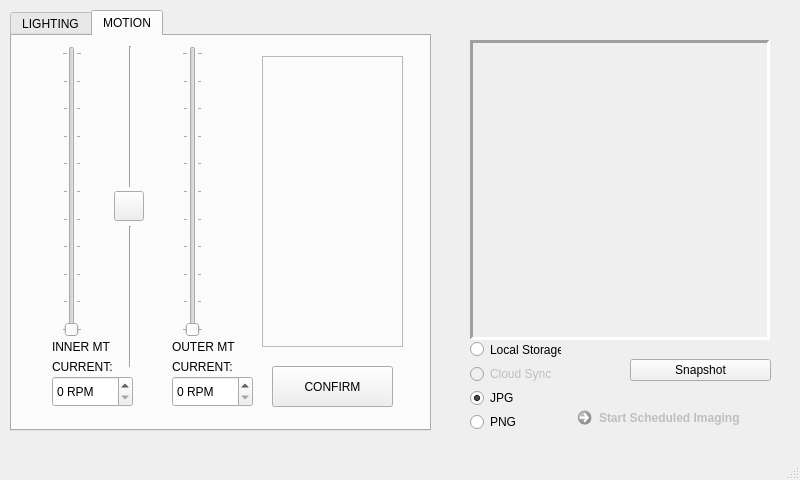
Old version of the form _ui/Clinostat.ui in the repository CoSE-Jerry/3D-Clinostat.
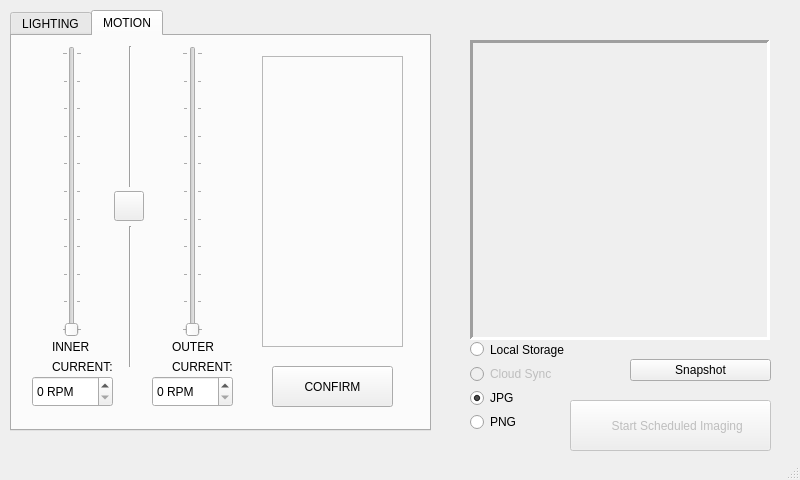
New version of the form. The open tabs and pages were chosen to show the change. Icons and pictures are not drawn.

```diff
--- a/_ui/Clinostat.ui
+++ b/_ui/Clinostat.ui
@@ -511,7 +511,7 @@
      <widget class="QSpinBox" name="spinBox">
       <property name="geometry">
        <rect>
-        <x>40</x>
+        <x>20</x>
         <y>340</y>
         <width>81</width>
         <height>31</height>
@@ -524,7 +524,7 @@
      <widget class="QSpinBox" name="spinBox_2">
       <property name="geometry">
        <rect>
-        <x>160</x>
+        <x>140</x>
         <y>340</y>
         <width>81</width>
         <height>31</height>
@@ -544,7 +544,7 @@
        </rect>
       </property>
       <property name="text">
-       <string>OUTER MT</string>
+       <string>OUTER</string>
       </property>
      </widget>
      <widget class="QLabel" name="label_4">
@@ -557,7 +557,7 @@
        </rect>
       </property>
       <property name="text">
-       <string>INNER MT</string>
+       <string>INNER</string>
       </property>
      </widget>
      <widget class="Line" name="line">
@@ -632,7 +632,7 @@
      <rect>
       <x>470</x>
       <y>340</y>
-      <width>91</width>
+      <width>131</width>
       <height>91</height>
      </rect>
     </property>
@@ -676,7 +676,7 @@
      </item>
     </layout>
    </widget>
-   <widget class="QCommandLinkButton" name="Start_Schedule">
+   <widget class="QPushButton" name="Start_Schedule">
     <property name="enabled">
      <bool>false</bool>
     </property>
@@ -692,7 +692,7 @@
      <bool>false</bool>
     </property>
     <property name="text">
-     <string>Start Scheduled Imaging</string>
+     <string>    Start Scheduled Imaging</string>
     </property>
     <property name="icon">
      <iconset>
@@ -704,9 +704,6 @@
       <height>35</height>
      </size>
     </property>
-    <property name="description">
-     <string/>
-    </property>
    </widget>
    <widget class="QWidget" name="verticalLayoutWidget_5">
     <property name="geometry">
```
Left out of the diff: 2 changed lines with no effect on the pictures.
